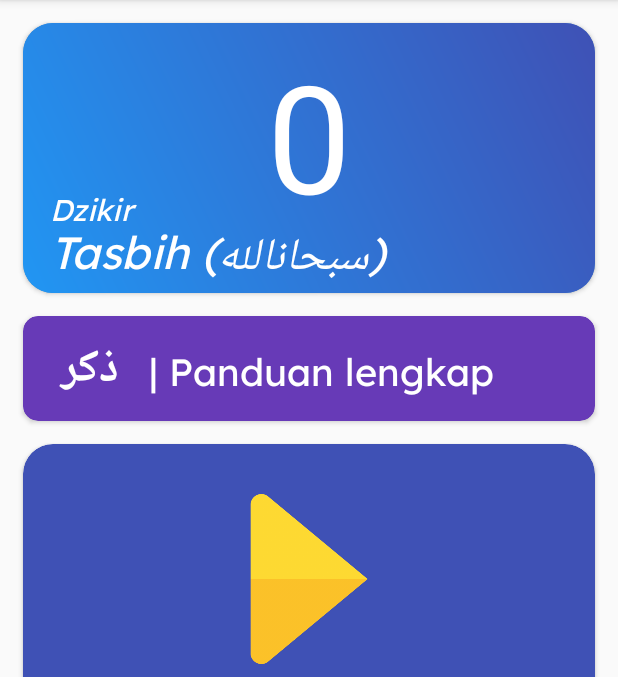
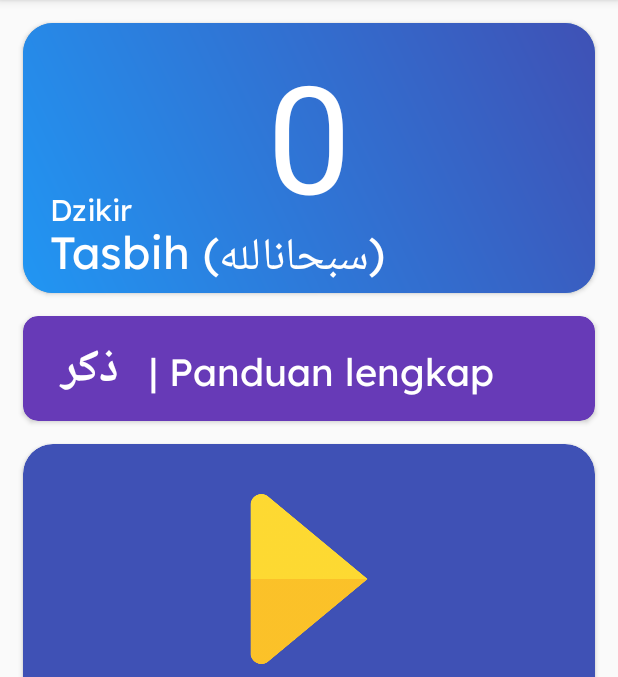
Before and after one commit to toufanialfarisi/Tasbih-Pintar, an Android app: the screen it shows after launch (MainActivity), on a phone screen of 412 x 824 dp, the part 84-761 px from its top. Run offline under Robolectric (Android 15) with nearby library versions, the phone set to English and light mode, and no system bars; 2 statements that could not run were skipped.

Commit message:
update app

```diff
--- a/app/src/main/res/layout/activity_main.xml
+++ b/app/src/main/res/layout/activity_main.xml
@@ -49,7 +49,7 @@
                     android:textColor="#FFFFFF"
                     android:id="@+id/dzikir_name"
                     android:layout_below="@id/number"
-                    android:textStyle="italic"
+
                     android:fontFamily="@font/myfont"
                     android:textSize="20dp" />
 
@@ -63,7 +63,7 @@
                     android:fontFamily="@font/myfont"
                     android:textColor="#FFFFFF"
                     android:layout_below="@id/dzikir_name"
-                    android:textStyle="italic"
+
                     android:textSize="30dp"/>
 
             </FrameLayout>
```
